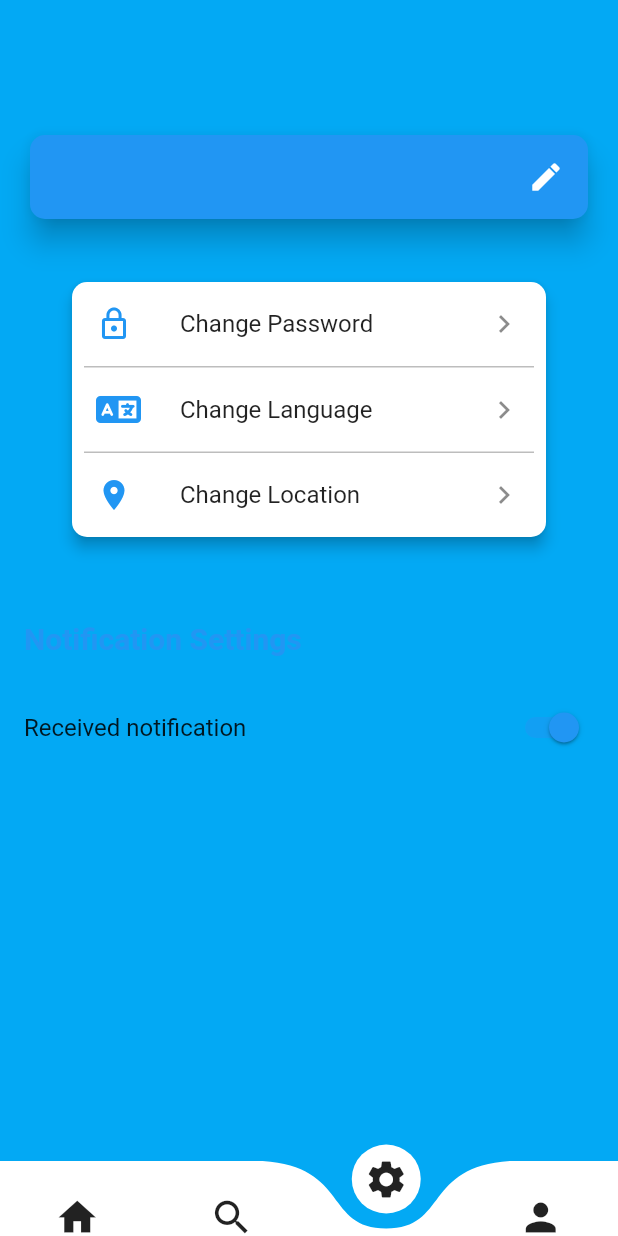
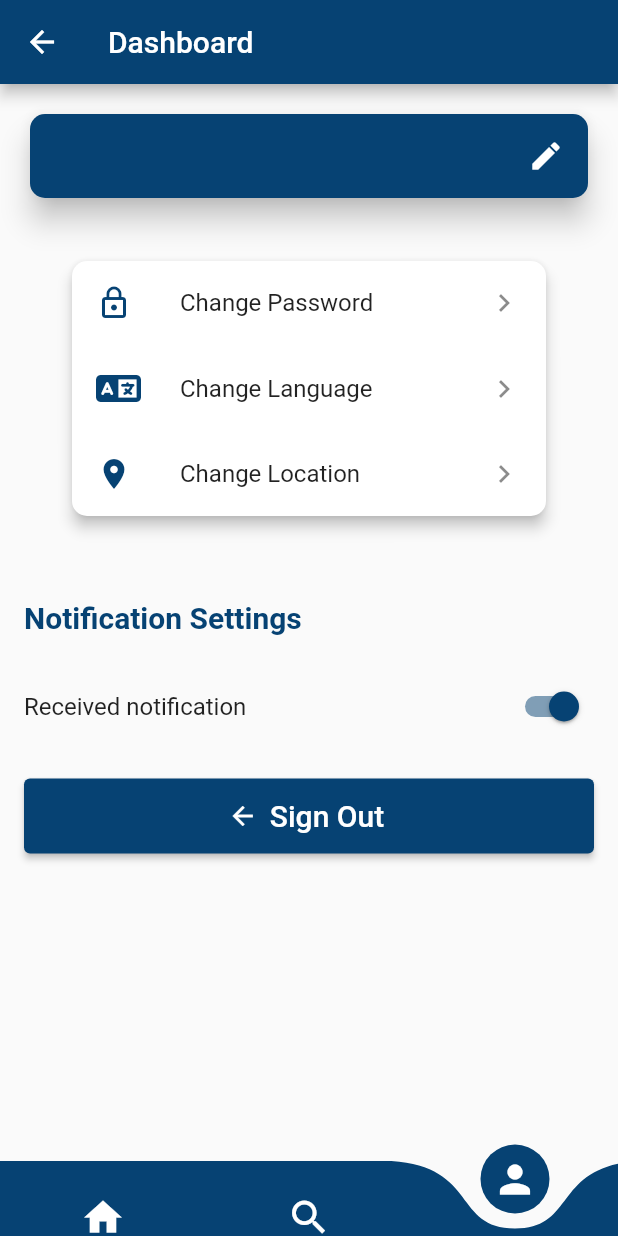
Before and after one commit to SIH-ClapForKrishna/fishook-app, a Flutter app: the screen it shows once a user with an empty profile is signed in, item 3 of the bottom bar chosen, on a phone screen of 412 x 824 dp. Run offline on Flutter 3.47's test engine with Material 2 defaults, Android fonts, the phone set to English and light mode, and no system bars; drawn by our look-alikes of curved_navigation_bar; our stand-ins replace firebase_auth, firebase_core, font_awesome_flutter, image_picker, lottie; missing offline and left inert: tflite; accounts and stored records are empty; network calls fail; project files that could hold a hidden picture were left out.

Commit message:
Amazing UI

```diff
--- a/lib/home_screen.dart
+++ b/lib/home_screen.dart
@@ -12,13 +12,13 @@ import 'package:curved_navigation_bar/curved_navigation_bar.dart';
 class HomePage extends StatelessWidget {
   const HomePage({Key? key}) : super(key: key);
 
-  static const String _title = 'Home';
+  static const String _title = 'Welcome, User';
 
   @override
   Widget build(BuildContext context){
-    return const Scaffold(
+    return Scaffold(
 
-      //appBar: AppBar(title: const Text(_title)),
+      appBar: AppBar(title: const Text(_title)),
       body: MyStatefulWidget(),
     );
   }
@@ -76,14 +76,24 @@ class _MyStatefulWidgetState extends State<MyStatefulWidget> {
     imageClassification(image);
   }
 
+  Future pickImageC()
+  async {
+    final ImagePicker _picker = ImagePicker();
+    final XFile? pickedFile = await _picker.pickImage(
+      source: ImageSource.camera,
+    );
+    File image=File(pickedFile!.path);
+    imageClassification(image);
+  }
+
 
   @override
   Widget build(BuildContext context){
     final user = FirebaseAuth.instance.currentUser!;
     return Scaffold(
-      backgroundColor: Colors.lightBlue,
+      //backgroundColor: Colors.lightBlue,
       //appBar: AppBar(title: const Text(_title)),
-      body: Padding(
+      body: SingleChildScrollView(
           padding: const EdgeInsets.all(32),
           child: Column(
             mainAxisAlignment: MainAxisAlignment.center,
@@ -124,7 +134,7 @@ class _MyStatefulWidgetState extends State<MyStatefulWidget> {
               ):Container(
                 margin: const EdgeInsets.all(10),
                 child: const Opacity(
-                  opacity: 0.8,
+                  opacity: 1,
                   child: Center(
                     child: Text("No image selected"),
                   ),
@@ -138,8 +148,8 @@ class _MyStatefulWidgetState extends State<MyStatefulWidget> {
                         margin: const EdgeInsets.all(10),
                         child: Text(
                           "${result['label']} - ${result['confidence'].toStringAsFixed(2)}",
-                          style: const TextStyle(color: Colors.red,
-                              fontSize: 20),
+                          style: const TextStyle(color: const Color(0xff064273),
+                              fontSize: 18),
                         ),
                       ),
                     );
@@ -147,37 +157,25 @@ class _MyStatefulWidgetState extends State<MyStatefulWidget> {
 
                 ),
               ),
-
-              const Text(
-                'Signed In as',
-                style: TextStyle(fontSize: 16),
-              ),
-              const SizedBox(height: 8),
-              Text(
-                user.email!,
-                style: const TextStyle(fontSize: 20),
-              ),
-              const SizedBox(height: 40),
-              ElevatedButton.icon(
-                style: ElevatedButton.styleFrom(
-                  minimumSize: const Size.fromHeight(50),
-                  backgroundColor: Colors.white,
-                ),
-                icon: const Icon(Icons.arrow_back, size: 32),
-                label: const Text(
-                  'Sign Out',
-                  style: TextStyle(fontSize: 24),
-                ),
-                onPressed: () => FirebaseAuth.instance.signOut(),
-              ),
             ],
           )
       ),
-      floatingActionButton: FloatingActionButton(
-        backgroundColor: Colors.white,
+
+      floatingActionButton: Column(
+        mainAxisAlignment: MainAxisAlignment.end,
+      children: [ FloatingActionButton(
+        backgroundColor: const Color(0xff064273),
         onPressed: pickImage,
         tooltip: "Pick Image",
         child: const Icon(Icons.image),
+      ),
+        FloatingActionButton(
+          backgroundColor: const Color(0xff064273),
+          onPressed: pickImageC,
+          tooltip: "Pick Image",
+          child: const Icon(Icons.camera_alt),
+        ),
+      ]
       ),
     );
   }
--- a/lib/login_screen.dart
+++ b/lib/login_screen.dart
@@ -47,6 +47,7 @@ class _MyStatefulWidgetState extends State<MyStatefulWidget> {
                 alignment: Alignment.center,
                 padding: const EdgeInsets.all(0),
                 ),
+
             Container(
               padding: const EdgeInsets.all(10),
               child: TextField(
@@ -58,7 +59,7 @@ class _MyStatefulWidgetState extends State<MyStatefulWidget> {
               ),
             ),
             Container(
-              padding: const EdgeInsets.fromLTRB(10, 10, 10, 0),
+              padding: const EdgeInsets.fromLTRB(10, 10, 10, 10),
               child: TextField(
                 obscureText: true,
                 controller: passwordController,
@@ -68,6 +69,7 @@ class _MyStatefulWidgetState extends State<MyStatefulWidget> {
                 ),
               ),
             ),
+
             TextButton(
               onPressed: () {
                 Navigator.push(
@@ -76,24 +78,26 @@ class _MyStatefulWidgetState extends State<MyStatefulWidget> {
                 );
                 //forgot password screen
               },
-              child: const Text('Forgot Password', style: TextStyle(fontSize: 18)),
+              child: const Text('Forgot Password', style: TextStyle(fontSize: 18,),),
             ),
             Container(
                 height: 50,
                 padding: const EdgeInsets.fromLTRB(10, 0, 10, 0),
                 child: ElevatedButton(
                   onPressed: signIn,
-                  child: const Text('Login'),
+                  child: const Text('Login',style: TextStyle(fontSize: 20),),
+                  style: ButtonStyle(
+                    backgroundColor: MaterialStateProperty.all(const Color(0xFF064273))),
                 )
             ),
             Row(
               mainAxisAlignment: MainAxisAlignment.center,
               children: <Widget>[
-                const Text('Create Account?',style: TextStyle(fontSize: 20)),
+                const Text('Create Account?',style: TextStyle(fontSize: 18)),
                 TextButton(
                   child: const Text(
                     'Sign up',
-                    style: TextStyle(fontSize: 20),
+                    style: TextStyle(fontSize: 18),
                   ),
                   onPressed: () {
                     Navigator.push(
--- a/lib/main.dart
+++ b/lib/main.dart
@@ -25,7 +25,9 @@ class MyApp extends StatelessWidget {
   Widget build(BuildContext context) {
     return MaterialApp(
         debugShowCheckedModeBanner: false,
-      theme: ThemeData(primarySwatch: Colors.lightBlue),
+      theme: ThemeData(colorScheme: ColorScheme.fromSwatch().copyWith(
+      primary: const Color(0xff064273),),
+      ),
       home: const LoginAnimations()
       );
   }
--- a/lib/navbar.dart
+++ b/lib/navbar.dart
@@ -1,3 +1,5 @@
+
+import 'package:sih_fishook/search__page.dart';
 
 import 'home_screen.dart';
 import 'settings.dart';
@@ -33,9 +35,9 @@ class _MyStatefulWidgetState extends State<MyStatefulWidget> {
 
   final screens = [
     const HomePage(),
-    const HomePage(),
-    SettingsOnePage(),
-    const HomePage(),
+    const SearchPage(),
+    SettingsPage(),
+    //const HomePage(),
   ];
 
   int index =0;
@@ -45,22 +47,29 @@ class _MyStatefulWidgetState extends State<MyStatefulWidget> {
     final items =<Widget>[
       const Icon(Icons.home,size:30),
       const Icon(Icons.search,size:30),
-      const Icon(Icons.settings,size:30),
       const Icon(Icons.person,size:30),
+      //const Icon(Icons.person,size:30),
     ];
     final user = FirebaseAuth.instance.currentUser!;
     return Scaffold(
-      backgroundColor: Colors.lightBlue,
+      //backgroundColor: const Color(0xff064273),
       //appBar: AppBar(title: const Text(_title)),
       body: screens[index],
-      bottomNavigationBar: CurvedNavigationBar(
+      bottomNavigationBar: Theme(
+        data: Theme.of(context).copyWith(
+          iconTheme: IconThemeData(color: Colors.white),
+        ),
+        child:CurvedNavigationBar(
+          color: Color(0xff064273),
         key: navigationKey,
+        buttonBackgroundColor: Color(0xff064273),
         backgroundColor: Colors.transparent,
         height: 50,
         index: index,
         items: items,
         onTap: (index) => setState(() => this.index =index),
-        ),
+      ),
+      ),
       );
   }
 
--- a/lib/pre_login_animations.dart
+++ b/lib/pre_login_animations.dart
@@ -33,6 +33,7 @@ class _LoginAnimationsState extends State<LoginAnimations> with SingleTickerProv
   @override
   Widget build (BuildContext context) {
     return Scaffold (
+      backgroundColor: Color(0xFFC7F4FC),
       body: Center(child: Lottie.asset('assets/95019-fishing-bye-bye.json', controller: _controller,
         onLoaded: (composition) {
           _controller
--- /dev/null
+++ b/lib/search__page.dart
@@ -0,0 +1,44 @@
+
+import 'home_screen.dart';
+import 'settings.dart';
+import 'package:flutter/material.dart';
+import 'package:firebase_auth/firebase_auth.dart';
+import 'package:curved_navigation_bar/curved_navigation_bar.dart';
+
+class SearchPage extends StatelessWidget {
+  const SearchPage({Key? key}) : super(key: key);
+
+
+  @override
+  Widget build(BuildContext context){
+    return const Scaffold(
+
+      //appBar: AppBar(title: const Text(_title)),
+      body: MyStatefulWidget(),
+    );
+  }
+}
+
+class MyStatefulWidget extends StatefulWidget {
+  const MyStatefulWidget({Key? key}) : super(key: key);
+
+  @override
+  State<MyStatefulWidget> createState() => _MyStatefulWidgetState();
+}
+
+class _MyStatefulWidgetState extends State<MyStatefulWidget> {
+  static const String _title = 'Search';
+  @override
+  Widget build(BuildContext context){
+    return Scaffold(
+      appBar: AppBar(title: const Text(_title),),
+      body: const Align(
+        alignment: Alignment.center,
+        child: Text("Work Under Progress!!",
+        style: TextStyle(fontSize: 30,color: Colors.red),
+      ),
+      ),
+      );
+  }
+
+}
--- a/lib/settings.dart
+++ b/lib/settings.dart
@@ -3,53 +3,39 @@ import 'package:flutter/material.dart';
 //import 'package:flutter_ui_challenges/core/presentation/res/assets.dart';
 import 'package:font_awesome_flutter/font_awesome_flutter.dart';
 
-class SettingsOnePage extends StatefulWidget {
+class SettingsPage extends StatefulWidget {
   static const String path = "lib/src/pages/settings/settings1.dart";
 
   @override
-  _SettingsOnePageState createState() => _SettingsOnePageState();
+  _SettingsPageState createState() => _SettingsPageState();
 }
 
-class _SettingsOnePageState extends State<SettingsOnePage> {
-  late bool _dark;
+class _SettingsPageState extends State<SettingsPage> {
 
-  @override
-  void initState() {
-    super.initState();
-    _dark = false;
-  }
 
-  Brightness _getBrightness() {
-    return _dark ? Brightness.dark : Brightness.light;
-  }
-
+  static const String _title = 'Dashboard';
   @override
   Widget build(BuildContext context) {
     final user = FirebaseAuth.instance.currentUser!;
     var emailId= user.email!;
-    return Theme(
-      data: ThemeData(
-        brightness: _getBrightness(),
-      ),
-      child: Scaffold(
-        backgroundColor: Colors.lightBlue,
-
+    return Scaffold(
+        //backgroundColor: const Color(0xff064273),
+        appBar: AppBar(title: const Text(_title),),
         body: Stack(
           fit: StackFit.expand,
           children: <Widget>[
             SingleChildScrollView(
               padding: const EdgeInsets.all(16.0),
               child: Column(
-
                 crossAxisAlignment: CrossAxisAlignment.start,
                 children: <Widget>[
-                  const SizedBox(height: 70.0),
+                  //const SizedBox(height: 10.0),
 
                   Card(
                     elevation: 8.0,
                     shape: RoundedRectangleBorder(
                         borderRadius: BorderRadius.circular(10.0)),
-                    color: Colors.blue,
+                    color: const Color(0xff064273),
 
                     child: ListTile(
                       onTap: () {
@@ -60,7 +46,8 @@ class _SettingsOnePageState extends State<SettingsOnePage> {
                         emailId,
                         style: const TextStyle(
                           color: Colors.white,
-                          fontWeight: FontWeight.w500,
+                          fontWeight: FontWeight.bold,
+                          fontSize: 20,
                         ),
                       ),
                       trailing: const Icon(
@@ -80,7 +67,7 @@ class _SettingsOnePageState extends State<SettingsOnePage> {
                         ListTile(
                           leading: const Icon(
                             Icons.lock_outline,
-                            color: Colors.blue,
+                            color: const Color(0xff064273),
                           ),
                           title: const Text("Change Password"),
                           trailing: const Icon(Icons.keyboard_arrow_right),
@@ -92,7 +79,7 @@ class _SettingsOnePageState extends State<SettingsOnePage> {
                         ListTile(
                           leading: const Icon(
                             FontAwesomeIcons.language,
-                            color: Colors.blue,
+                            color: const Color(0xff064273),
                           ),
                           title: const Text("Change Language"),
                           trailing: const Icon(Icons.keyboard_arrow_right),
@@ -104,7 +91,7 @@ class _SettingsOnePageState extends State<SettingsOnePage> {
                         ListTile(
                           leading: const Icon(
                             Icons.location_on,
-                            color: Colors.blue,
+                            color: const Color(0xff064273),
                           ),
                           title: const Text("Change Location"),
                           trailing: const Icon(Icons.keyboard_arrow_right),
@@ -121,25 +108,36 @@ class _SettingsOnePageState extends State<SettingsOnePage> {
                     style: TextStyle(
                       fontSize: 20.0,
                       fontWeight: FontWeight.bold,
-                      color: Colors.blue,
+                      color: const Color(0xff064273),
                     ),
                   ),
                   const SizedBox(height: 20.0),
                   SwitchListTile(
-                    activeColor: Colors.blue,
+                    activeColor: const Color(0xff064273),
                     contentPadding: const EdgeInsets.all(0),
                     value: true,
                     title: const Text("Received notification"),
                     onChanged: (val) {},
                   ),
-                  const SizedBox(height: 60.0),
+                  const SizedBox(height: 20),
+                  ElevatedButton.icon(
+                    style: ElevatedButton.styleFrom(
+                      minimumSize: const Size.fromHeight(50),
+                      backgroundColor: const Color(0xff064273),
+                    ),
+                    icon: const Icon(Icons.arrow_back, size: 20),
+                    label: const Text(
+                      'Sign Out',
+                      style: TextStyle(fontSize: 20),
+                    ),
+                    onPressed: () => FirebaseAuth.instance.signOut(),
+                  ),
                 ],
               ),
             ),
           ],
         ),
-      ),
-    );
+      );
   }
 
   Container _buildDivider() {
@@ -149,7 +147,7 @@ class _SettingsOnePageState extends State<SettingsOnePage> {
       ),
       width: double.infinity,
       height: 1.0,
-      color: Colors.grey.shade400,
+      //color: Colors.grey.shade400,
     );
   }
 }
--- a/lib/signup_screen.dart
+++ b/lib/signup_screen.dart
@@ -96,17 +96,17 @@ class _MyStatefulWidgetState extends State<MyStatefulWidget> {
                 padding: const EdgeInsets.fromLTRB(10, 10, 10, 0),
                 child: ElevatedButton(
                   onPressed: signUp,
-                  child: const Text('SignUp'),
+                  child: const Text('SignUp', style: TextStyle(fontSize: 20),),
                 )
             ),
             Row(
               mainAxisAlignment: MainAxisAlignment.center,
               children: <Widget>[
-                const Text('Already Have An Account?',style: TextStyle(fontSize: 20)),
+                const Text('Already Have An Account?',style: TextStyle(fontSize: 18)),
                 TextButton(
                   child: const Text(
                     'Log In',
-                    style: TextStyle(fontSize: 20),
+                    style: TextStyle(fontSize: 18),
                   ),
                   onPressed: () {
                     Navigator.push(
```
Also changed, not shown: 1 other file.
